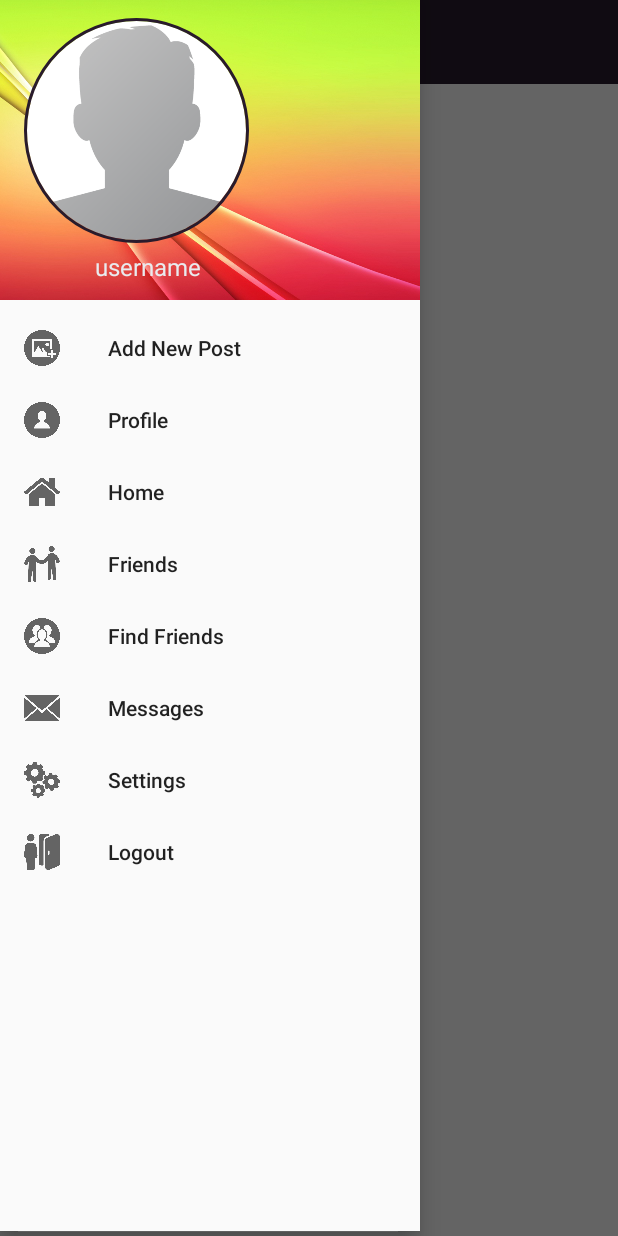
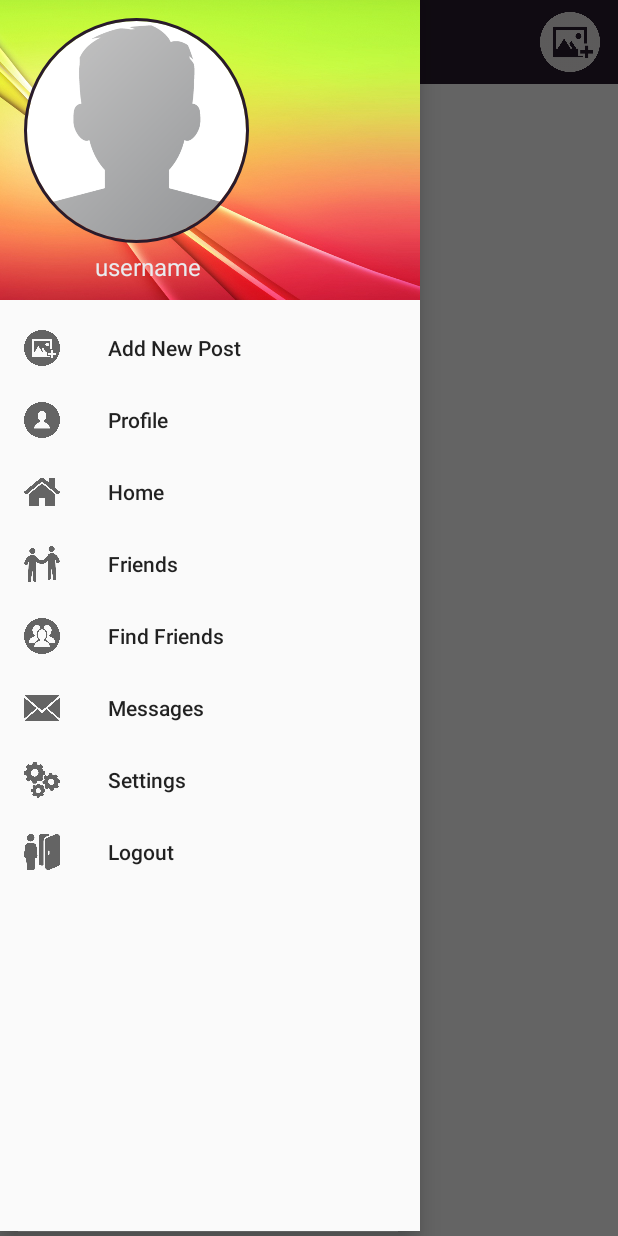
Before and after one commit to SaharshPandey/instant-gram, an Android app: the MainActivity screen opened directly, with no data from a screen before it, with the side drawer open, on a phone screen of 412 x 824 dp. Run offline under Robolectric (Android 15) with nearby library versions, the phone set to English and light mode, and no system bars; our stand-ins replace CircleImageView, Firebase (no records; nobody signed in at launch, a user with empty details on screens opened directly), Picasso; 1 statement that could not run was skipped.

Commit message:
Added PostButton to mainActivity

```diff
--- a/app/src/main/java/com/example/iknownothing/instantgram/MainActivity.java
+++ b/app/src/main/java/com/example/iknownothing/instantgram/MainActivity.java
@@ -12,6 +12,7 @@ import android.support.v7.widget.RecyclerView;
 import android.support.v7.widget.Toolbar;
 import android.view.MenuItem;
 import android.view.View;
+import android.widget.ImageButton;
 import android.widget.TextView;
 import android.widget.Toast;
 
@@ -41,6 +42,8 @@ public class MainActivity extends AppCompatActivity {
     private CircleImageView NavProfileImage;
     private TextView ProfileUserName;
     String CurrentUserId;
+    private ImageButton AddNewPostButton;
+
     @Override
     protected void onCreate(Bundle savedInstanceState) {
         super.onCreate(savedInstanceState);
@@ -55,6 +58,8 @@ public class MainActivity extends AppCompatActivity {
         mToolbar = findViewById(R.id.main_page_toolbar);
         setSupportActionBar(mToolbar);
         getSupportActionBar().setTitle("Home");
+
+        AddNewPostButton = findViewById(R.id.add_new_post_button);
 
 
         drawerLayout = findViewById(R.id.drawable_layout);
--- a/app/src/main/res/layout/activity_main.xml
+++ b/app/src/main/res/layout/activity_main.xml
@@ -17,20 +17,38 @@
 
 
             </include>
+       <ImageButton
+           android:id="@+id/add_new_post_button"
+           android:layout_marginTop="8dp"
+           android:layout_width="40dp"
+           android:layout_height="40dp"
+           android:layout_alignParentEnd="true"
+           android:src="@drawable/add_post_high"
+           android:scaleType="centerCrop"
+           android:layout_marginRight="12dp"
+           android:background="@color/colorPrimaryDark"
+           android:focusableInTouchMode="false"
+           android:baselineAlignBottom="false"
 
+           >
+       </ImageButton>
        <FrameLayout
            android:id="@+id/main_container"
            android:layout_width="match_parent"
            android:layout_height="512dp"
            android:layout_alignParentStart="true"
            android:layout_alignParentTop="true"
-           android:layout_marginTop="55dp">
+           android:layout_below="@+id/add_new_post_button"
+           android:layout_marginTop="55dp"
+           >
 
            <android.support.v7.widget.RecyclerView
                android:id="@+id/all_users_post_list"
                android:layout_width="match_parent"
                android:layout_height="522dp" />
        </FrameLayout>
+
+
    </RelativeLayout>
 
     <android.support.design.widget.NavigationView
```
